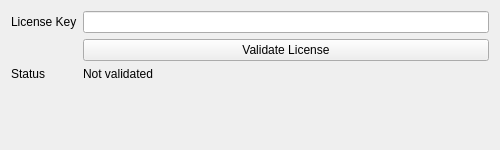
Before: the Qt Designer form SpatialseshPlugin/ui/dialog.ui in Teodora18/SpatialseshPlugin, drawn with Qt 5.
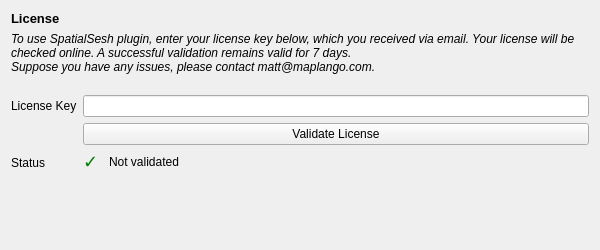
After: the same form once the commit is applied. Custom widgets are drawn as their Qt base class.

Commit message: dialog change, connection between licenseseat_api and validation window in the Settings

Diff of the .ui file:
```diff
--- a/SpatialseshPlugin/ui/dialog.ui
+++ b/SpatialseshPlugin/ui/dialog.ui
@@ -6,12 +6,62 @@
    <rect>
     <x>0</x>
     <y>0</y>
-    <width>500</width>
-    <height>150</height>
+    <width>600</width>
+    <height>250</height>
    </rect>
   </property>
 
-  <layout class="QFormLayout" name="formLayout">
+  <layout class="QVBoxLayout" name="verticalLayout">
+
+   <!-- Section title -->
+   <item>
+    <widget class="QLabel" name="sectionTitleLabel">
+     <property name="text">
+      <string>License</string>
+     </property>
+     <property name="styleSheet">
+      <string>font-size: 13px; font-weight: bold;</string>
+     </property>
+    </widget>
+   </item>
+
+   <!-- Instructions -->
+   <item>
+    <widget class="QLabel" name="instructionsLabel">
+        <property name="text">
+        <string>To use SpatialSesh plugin, enter your license key below, which you received via email. Your license will be checked online. A successful validation remains valid for 7 days.
+Suppose you have any issues, please contact matt@maplango.com.</string>
+        </property>
+        <property name="wordWrap">
+        <bool>true</bool>
+        </property>
+        <property name="styleSheet">
+        <string>font-style: italic;</string>
+        </property>
+    </widget>
+   </item>
+
+   <!-- Spacer -->
+   <item>
+    <spacer name="topSpacer">
+     <property name="orientation">
+      <enum>Qt::Vertical</enum>
+     </property>
+     <property name="sizeType">
+      <enum>QSizePolicy::Fixed</enum>
+     </property>
+     <property name="sizeHint">
+      <size>
+       <width>20</width>
+       <height>15</height>
+      </size>
+     </property>
+    </spacer>
+   </item>
+
+   <!-- License form -->
+   <item>
+    <layout class="QFormLayout" name="licenseFormLayout">
 
    <!-- License key -->
    <item row="0" column="0">
@@ -35,7 +85,7 @@
     </widget>
    </item>
 
-   <!-- Status -->
+     <!-- Status label -->
    <item row="2" column="0">
     <widget class="QLabel" name="statusLabel">
      <property name="text">
@@ -44,12 +94,92 @@
     </widget>
    </item>
 
+     <!-- Status -->
    <item row="2" column="1">
+      <layout class="QVBoxLayout" name="statusLayout">
+
+       <!-- Status text + green check -->
+       <item>
+        <layout class="QHBoxLayout" name="statusHeaderLayout">
+
+         <!-- Green check -->
+         <item>
+          <widget class="QLabel" name="statusIconLabel">
+           <property name="minimumSize">
+            <size>
+             <width>20</width>
+             <height>20</height>
+            </size>
+           </property>
+           <property name="text">
+            <string>✓</string>
+           </property>
+           <property name="styleSheet">
+            <string>color: green; font-size: 18px; font-weight: bold;</string>
+           </property>
+          </widget>
+         </item>
+
+         <!-- Status text -->
+         <item>
     <widget class="QLabel" name="statusValueLabel">
      <property name="text">
       <string>Not validated</string>
      </property>
     </widget>
+         </item>
+
+         <item>
+          <spacer name="statusHorizontalSpacer">
+           <property name="orientation">
+            <enum>Qt::Horizontal</enum>
+           </property>
+           <property name="sizeType">
+            <enum>QSizePolicy::Expanding</enum>
+           </property>
+           <property name="sizeHint">
+            <size>
+             <width>20</width>
+             <height>20</height>
+            </size>
+           </property>
+          </spacer>
+         </item>
+
+        </layout>
+       </item>
+
+       <!-- Valid until -->
+       <item>
+        <widget class="QLabel" name="validUntilValueLabel">
+        <property name="visible">
+            <bool>false</bool>
+        </property>
+        </widget>
+       </item>
+
+      </layout>
+     </item>
+
+    </layout>
+   </item>
+
+   <!-- Bottom spacer -->
+   <item>
+    <spacer name="bottomSpacer">
+     <property name="orientation">
+      <enum>Qt::Vertical</enum>
+     </property>
+     <property name="sizeType">
+      <enum>QSizePolicy::Expanding</enum>
+     </property>
+     <property name="sizeHint">
+      <size>
+       <width>20</width>
+       <height>20</height>
+      </size>
+     </property>
+    </spacer>
    </item>
 
   </layout>
```
Lines whose indentation alone changed are shown as unchanged. The commit also changes 2 other files.
